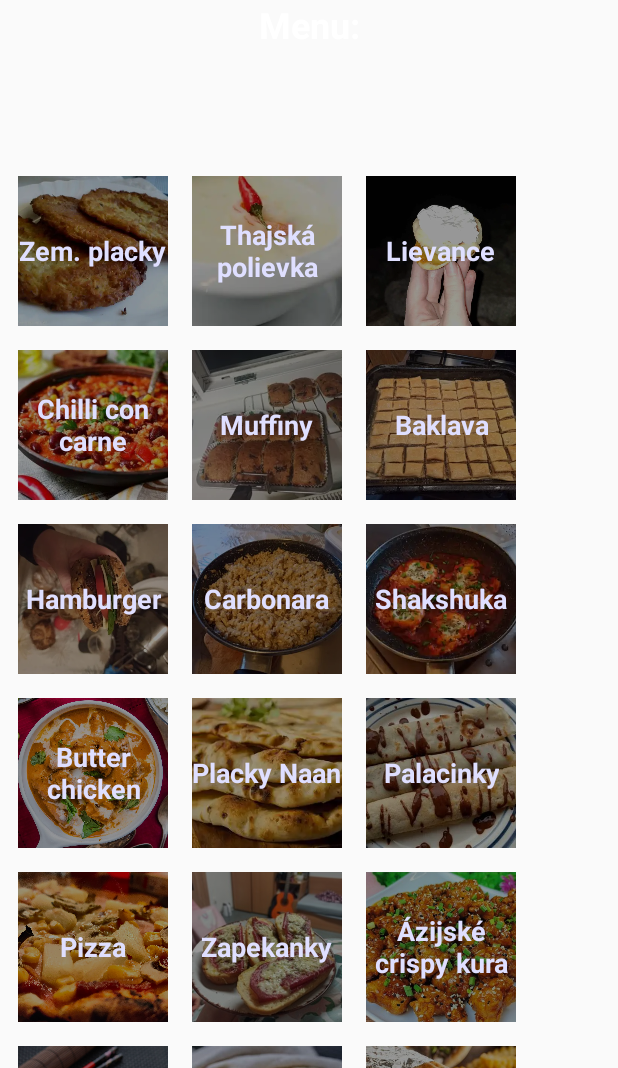
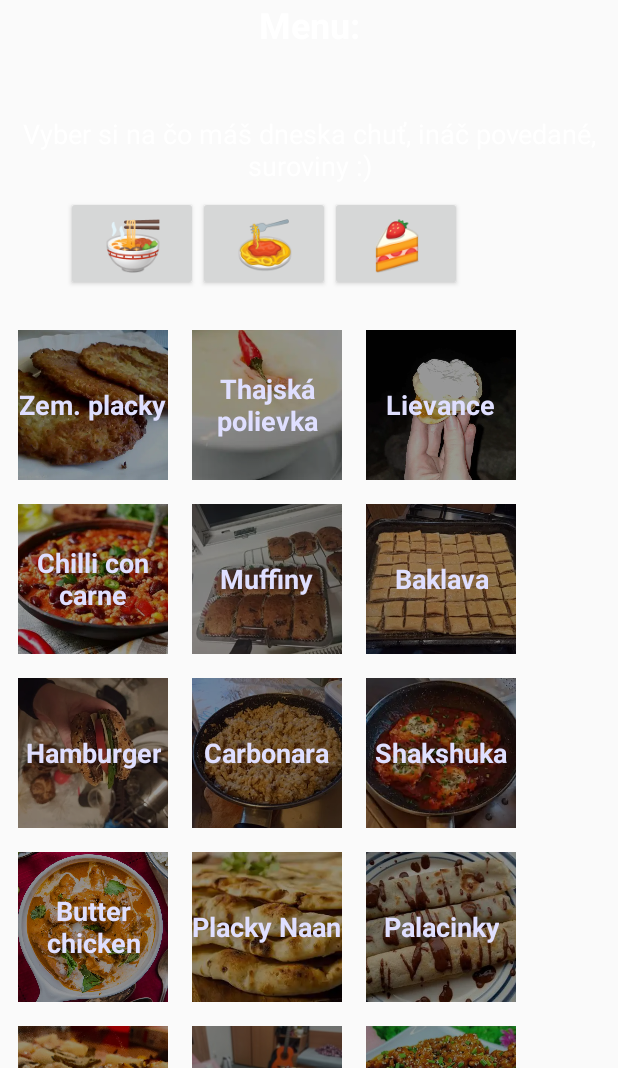
Before and after one commit to MarekDieska/Intrakove_recepty_z_lasky, an Android app: the screen it shows after launch (MainActivity), after a tap on "SPÄŤ", on a phone screen of 412 x 824 dp, the part 168-1236 px from its top. Run offline under Robolectric (Android 15) with nearby library versions, the phone set to English and light mode, and no system bars; libraries missing offline, so code that uses them is left out: com.google.android.exoplayer2; plain views replace PlayerView; 14 statements that could not run were skipped; 3 other taps on this screen came first.

Commit message:
kategorie jedal :O

```diff
--- a/Dvojplatnicka/app/src/main/java/com/example/dvojplatnicka/MainActivity.java
+++ b/Dvojplatnicka/app/src/main/java/com/example/dvojplatnicka/MainActivity.java
@@ -26,7 +26,7 @@ public class MainActivity extends AppCompatActivity {
 
     private static final String TAG = "MainActivity";
 
-    private Button buttonBack;
+    private Button buttonBack, mainDishButton, appetizerButton, dessertButton;
     private FrameLayout[] frameLayouts;
     private TextView textView;
     private SparseArray<String> buttonTextMap;
@@ -84,7 +84,7 @@ public class MainActivity extends AppCompatActivity {
             getSupportActionBar().setDisplayShowTitleEnabled(false);
         }
 
-        // Initialize the FrameLayouts and Button
+        // Initialize the FrameLayouts and assign tags
         frameLayouts = new FrameLayout[]{
                 findViewById(R.id.placky),
                 findViewById(R.id.thai_polievka),
@@ -106,10 +106,25 @@ public class MainActivity extends AppCompatActivity {
                 findViewById(R.id.gyros)
         };
 
-        // Apply rounded corners to each FrameLayout
-        for (FrameLayout frameLayout : frameLayouts) {
-            frameLayout.setBackgroundResource(R.drawable.rounded_corners);
-        }
+        // Assign tags
+        findViewById(R.id.placky).setTag("appetizer");
+        findViewById(R.id.thai_polievka).setTag("appetizer");
+        findViewById(R.id.lievance).setTag("dessert");
+        findViewById(R.id.chilli_con_carne).setTag("mainDish");
+        findViewById(R.id.muffiny).setTag("dessert");
+        findViewById(R.id.baklava).setTag("dessert");
+        findViewById(R.id.hamburger).setTag("mainDish");
+        findViewById(R.id.carbonara).setTag("mainDish");
+        findViewById(R.id.shakshuka).setTag("appetizer");
+        findViewById(R.id.butter_chicken).setTag("mainDish");
+        findViewById(R.id.placky_naan).setTag("appetizer");
+        findViewById(R.id.palacinky).setTag("dessert");
+        findViewById(R.id.pizza).setTag("mainDish");
+        findViewById(R.id.zapekanky).setTag("appetizer");
+        findViewById(R.id.crispy_chicken).setTag("mainDish");
+        findViewById(R.id.teriyaki).setTag("mainDish");
+        findViewById(R.id.tortilla_placky).setTag("appetizer");
+        findViewById(R.id.gyros).setTag("mainDish");
 
         buttonBack = findViewById(R.id.buttonBack);
         textView = findViewById(R.id.startText);
@@ -137,6 +152,17 @@ public class MainActivity extends AppCompatActivity {
         buttonTextMap.put(R.id.button16, getString(R.string.teriyaki));
         buttonTextMap.put(R.id.button17, getString(R.string.tortilla_placky));
         buttonTextMap.put(R.id.button18, getString(R.string.gyros));
+
+        // Set button click listeners
+        findViewById(R.id.hlavne_jedla).setOnClickListener(v -> handleCategoryButtonClick("mainDish", buttonBack, textView, buttonTextMap, v));
+        findViewById(R.id.predjedla).setOnClickListener(v -> handleCategoryButtonClick("appetizer", buttonBack, textView, buttonTextMap, v));
+        findViewById(R.id.dezerty).setOnClickListener(v -> handleCategoryButtonClick("dessert", buttonBack, textView, buttonTextMap, v));
+        // Add listeners for other buttons...
+        mainDishButton = findViewById(R.id.hlavne_jedla);
+        appetizerButton = findViewById(R.id.predjedla);
+        dessertButton = findViewById(R.id.dezerty);
+
+        buttonBack.setOnClickListener(this::handleBackButtonClick);
     }
 
     private void handleLoopEnd() {
@@ -170,6 +196,28 @@ public class MainActivity extends AppCompatActivity {
         }
     }
 
+    private void handleCategoryButtonClick(String categoryTag, Button buttonBack, TextView textView, SparseArray<String> buttonTextMap, View view) {
+        // Hide all FrameLayouts
+        for (FrameLayout frameLayout : frameLayouts) {
+            frameLayout.setVisibility(View.GONE);
+        }
+
+        // Show FrameLayouts with the specified tag
+        for (FrameLayout frameLayout : frameLayouts) {
+            if (categoryTag.equals(frameLayout.getTag())) {
+                frameLayout.setVisibility(View.VISIBLE);
+            }
+        }
+
+        // Show the "Späť" button
+        buttonBack.setVisibility(View.VISIBLE);
+
+        String buttonText = buttonTextMap.get(view.getId());
+        if (buttonText != null) {
+            textView.setText(buttonText);
+        }
+    }
+
     public void handleButtonClick(View view) {
         // Hide all FrameLayouts
         for (FrameLayout frameLayout : frameLayouts) {
@@ -183,6 +231,10 @@ public class MainActivity extends AppCompatActivity {
         if (buttonText != null) {
             textView.setText(buttonText);
         }
+
+        mainDishButton.setVisibility(View.GONE);
+        appetizerButton.setVisibility(View.GONE);
+        dessertButton.setVisibility(View.GONE);
     }
 
     public void handleBackButtonClick(View view) {
@@ -195,8 +247,10 @@ public class MainActivity extends AppCompatActivity {
         buttonBack.setVisibility(View.GONE);
 
         // Clear the TextView text
-        if (textView != null) {
-            textView.setText("");
-        }
+        textView.setText("Vyber si na čo máš dneska chuť, ináč povedané, suroviny :)");
+
+        mainDishButton.setVisibility(View.VISIBLE);
+        appetizerButton.setVisibility(View.VISIBLE);
+        dessertButton.setVisibility(View.VISIBLE);
     }
 }
--- a/Dvojplatnicka/app/src/main/res/layout/activity_main.xml
+++ b/Dvojplatnicka/app/src/main/res/layout/activity_main.xml
@@ -53,7 +53,56 @@
 
             <!-- Button Grid Layout -->
             <GridLayout
-                android:layout_width="match_parent"
+                android:id="@+id/categoryGrid"
+                android:layout_width="0dp"
+                android:layout_height="wrap_content"
+                android:layout_margin="8dp"
+                android:layout_marginStart="20dp"
+                android:layout_marginEnd="20dp"
+                android:columnCount="3"
+                android:rowCount="1"
+                app:layout_constraintTop_toBottomOf="@id/startText"
+                app:layout_constraintStart_toStartOf="parent"
+                app:layout_constraintEnd_toEndOf="parent">
+
+                <Button
+                    android:id="@+id/predjedla"
+                    android:layout_width="wrap_content"
+                    android:layout_height="wrap_content"
+                    android:text="🍜"
+                    android:textSize="32sp"
+                    android:layout_marginBottom="10dp"
+                    android:layout_marginLeft="36dp"
+                    android:textColor="@android:color/white"
+                    android:onClick="handleCategoryButtonClick"/>
+
+                <Button
+                    android:id="@+id/hlavne_jedla"
+                    android:layout_width="wrap_content"
+                    android:layout_height="wrap_content"
+                    android:text="🍝"
+                    android:textSize="32sp"
+                    android:layout_marginBottom="10dp"
+                    android:textColor="@android:color/white"
+                    android:onClick="handleCategoryButtonClick"/>
+
+                <Button
+                    android:id="@+id/dezerty"
+                    android:layout_width="wrap_content"
+                    android:layout_height="wrap_content"
+                    android:text="🍰"
+                    android:textSize="32sp"
+                    android:layout_marginBottom="10dp"
+                    android:textColor="@android:color/white"
+                    android:onClick="handleCategoryButtonClick"/>
+
+            </GridLayout>
+
+
+
+            <GridLayout
+                android:id="@+id/grid_layout"
+                android:layout_width="0dp"
                 android:layout_height="wrap_content"
                 android:layout_marginTop="8dp"
                 android:layout_marginBottom="8dp"
@@ -61,17 +110,14 @@
                 android:layout_marginRight="4dp"
                 android:columnCount="3"
                 android:rowCount="3"
-                app:layout_constraintTop_toBottomOf="@id/startText">
+                app:layout_constraintTop_toBottomOf="@id/categoryGrid"
+                app:layout_constraintStart_toStartOf="parent"
+                app:layout_constraintEnd_toEndOf="parent">
 
                 <!-- Define FrameLayouts for each button -->
                 <FrameLayout
                     android:id="@+id/placky"
-                    android:layout_width="100dp"
-                    android:layout_height="100dp"
-                    android:layout_columnSpan="1"
-                    android:layout_rowSpan="1"
-                    android:layout_margin="8dp"
-                    tools:context=".MainActivity">
+                    style="@style/MenuItemButton">
 
                     <ImageButton
                         android:id="@+id/button1"
@@ -88,8 +134,7 @@
                         android:layout_width="match_parent"
                         android:layout_height="match_parent"
                         android:background="@android:color/black"
-                        android:alpha="0.4"
-                        tools:context=".MainActivity"/>
+                        android:alpha="0.4" />
 
                     <TextView
                         android:layout_width="wrap_content"
@@ -106,12 +151,7 @@
                 <!-- Repeat for other buttons, ensuring correct id, text, and drawable -->
                 <FrameLayout
                     android:id="@+id/thai_polievka"
-                    android:layout_width="100dp"
-                    android:layout_height="100dp"
-                    android:layout_columnSpan="1"
-                    android:layout_rowSpan="1"
-                    android:layout_margin="8dp"
-                    tools:context=".MainActivity">
+                    style="@style/MenuItemButton">
 
                     <ImageButton
                         android:id="@+id/button2"
@@ -143,12 +183,7 @@
 
                 <FrameLayout
                     android:id="@+id/lievance"
-                    android:layout_width="100dp"
-                    android:layout_height="100dp"
-                    android:layout_columnSpan="1"
-                    android:layout_rowSpan="1"
-                    android:layout_margin="8dp"
-                    tools:context=".MainActivity">
+                    style="@style/MenuItemButton">
 
                     <ImageButton
                         android:id="@+id/button3"
@@ -180,12 +215,7 @@
 
                 <FrameLayout
                     android:id="@+id/chilli_con_carne"
-                    android:layout_width="100dp"
-                    android:layout_height="100dp"
-                    android:layout_columnSpan="1"
-                    android:layout_rowSpan="1"
-                    android:layout_margin="8dp"
-                    tools:context=".MainActivity">
+                    style="@style/MenuItemButton">
 
                     <ImageButton
                         android:id="@+id/button4"
@@ -217,12 +247,7 @@
 
                 <FrameLayout
                     android:id="@+id/muffiny"
-                    android:layout_width="100dp"
-                    android:layout_height="100dp"
-                    android:layout_columnSpan="1"
-                    android:layout_rowSpan="1"
-                    android:layout_margin="8dp"
-                    tools:context=".MainActivity">
+                    style="@style/MenuItemButton">
 
                     <ImageButton
                         android:id="@+id/button5"
@@ -254,12 +279,7 @@
 
                 <FrameLayout
                     android:id="@+id/baklava"
-                    android:layout_width="100dp"
-                    android:layout_height="100dp"
-                    android:layout_columnSpan="1"
-                    android:layout_rowSpan="1"
-                    android:layout_margin="8dp"
-                    tools:context=".MainActivity">
+                    style="@style/MenuItemButton">
 
                     <ImageButton
                         android:id="@+id/button6"
@@ -291,12 +311,7 @@
 
                 <FrameLayout
                     android:id="@+id/hamburger"
-                    android:layout_width="100dp"
-                    android:layout_height="100dp"
-                    android:layout_columnSpan="1"
-                    android:layout_rowSpan="1"
-                    android:layout_margin="8dp"
-                    tools:context=".MainActivity">
+                    style="@style/MenuItemButton">
 
                     <ImageButton
                         android:id="@+id/button7"
@@ -328,12 +343,7 @@
 
                 <FrameLayout
                     android:id="@+id/carbonara"
-                    android:layout_width="100dp"
-                    android:layout_height="100dp"
-                    android:layout_columnSpan="1"
-                    android:layout_rowSpan="1"
-                    android:layout_margin="8dp"
-                    tools:context=".MainActivity">
+                    style="@style/MenuItemButton">
 
                     <ImageButton
                         android:id="@+id/button8"
@@ -366,12 +376,7 @@
 
                 <FrameLayout
                     android:id="@+id/shakshuka"
-                    android:layout_width="100dp"
-                    android:layout_height="100dp"
-                    android:layout_columnSpan="1"
-                    android:layout_rowSpan="1"
-                    android:layout_margin="8dp"
-                    tools:context=".MainActivity">
+                    style="@style/MenuItemButton">
 
                     <ImageButton
                         android:id="@+id/button9"
@@ -404,12 +409,7 @@
 
                 <FrameLayout
                     android:id="@+id/butter_chicken"
-                    android:layout_width="100dp"
-                    android:layout_height="100dp"
-                    android:layout_columnSpan="1"
-                    android:layout_rowSpan="1"
-                    android:layout_margin="8dp"
-                    tools:context=".MainActivity">
+                    style="@style/MenuItemButton">
 
                     <ImageButton
                         android:id="@+id/button10"
@@ -442,12 +442,7 @@
 
                 <FrameLayout
                     android:id="@+id/placky_naan"
-                    android:layout_width="100dp"
-                    android:layout_height="100dp"
-                    android:layout_columnSpan="1"
-                    android:layout_rowSpan="1"
-                    android:layout_margin="8dp"
-                    tools:context=".MainActivity">
+                    style="@style/MenuItemButton">
 
                     <ImageButton
                         android:id="@+id/button11"
@@ -480,12 +475,7 @@
 
                 <FrameLayout
                     android:id="@+id/palacinky"
-                    android:layout_width="100dp"
-                    android:layout_height="100dp"
-                    android:layout_columnSpan="1"
-                    android:layout_rowSpan="1"
-                    android:layout_margin="8dp"
-                    tools:context=".MainActivity">
+                    style="@style/MenuItemButton">
 
                     <ImageButton
                         android:id="@+id/button12"
@@ -518,12 +508,7 @@
 
                 <FrameLayout
                     android:id="@+id/pizza"
-                    android:layout_width="100dp"
-                    android:layout_height="100dp"
-                    android:layout_columnSpan="1"
-                    android:layout_rowSpan="1"
-                    android:layout_margin="8dp"
-                    tools:context=".MainActivity">
+                    style="@style/MenuItemButton">
 
                     <ImageButton
                         android:id="@+id/button13"
@@ -556,12 +541,7 @@
 
                 <FrameLayout
                     android:id="@+id/zapekanky"
-                    android:layout_width="100dp"
-                    android:layout_height="100dp"
-                    android:layout_columnSpan="1"
-                    android:layout_rowSpan="1"
-                    android:layout_margin="8dp"
-                    tools:context=".MainActivity">
+                    style="@style/MenuItemButton">
 
                     <ImageButton
                         android:id="@+id/button14"
@@ -594,12 +574,7 @@
 
                 <FrameLayout
                     android:id="@+id/crispy_chicken"
-                    android:layout_width="100dp"
-                    android:layout_height="100dp"
-                    android:layout_columnSpan="1"
-                    android:layout_rowSpan="1"
-                    android:layout_margin="8dp"
-                    tools:context=".MainActivity">
+                    style="@style/MenuItemButton">
 
                     <ImageButton
                         android:id="@+id/button15"
@@ -632,12 +607,7 @@
 
                 <FrameLayout
                     android:id="@+id/teriyaki"
-                    android:layout_width="100dp"
-                    android:layout_height="100dp"
-                    android:layout_columnSpan="1"
-                    android:layout_rowSpan="1"
-                    android:layout_margin="8dp"
-                    tools:context=".MainActivity">
+                    style="@style/MenuItemButton">
 
                     <ImageButton
                         android:id="@+id/button16"
@@ -670,12 +640,7 @@
 
                 <FrameLayout
                     android:id="@+id/tortilla_placky"
-                    android:layout_width="100dp"
-                    android:layout_height="100dp"
-                    android:layout_columnSpan="1"
-                    android:layout_rowSpan="1"
-                    android:layout_margin="8dp"
-                    tools:context=".MainActivity">
+                    style="@style/MenuItemButton">
 
                     <ImageButton
                         android:id="@+id/button17"
@@ -707,12 +672,7 @@
 
                 <FrameLayout
                     android:id="@+id/gyros"
-                    android:layout_width="100dp"
-                    android:layout_height="100dp"
-                    android:layout_columnSpan="1"
-                    android:layout_rowSpan="1"
-                    android:layout_margin="8dp"
-                    tools:context=".MainActivity">
+                    style="@style/MenuItemButton">
 
                     <ImageButton
                         android:id="@+id/button18"
--- /dev/null
+++ b/Dvojplatnicka/app/src/main/res/values/styles.xml
@@ -0,0 +1,9 @@
+<?xml version="1.0" encoding="utf-8"?>
+<resources>
+    <style name="MenuItemButton">
+        <item name="android:layout_width">100dp</item>
+        <item name="android:layout_height">100dp</item>
+        <item name="android:layout_margin">8dp</item>
+        <item name="android:scaleType">centerCrop</item>
+    </style>
+</resources>
```
